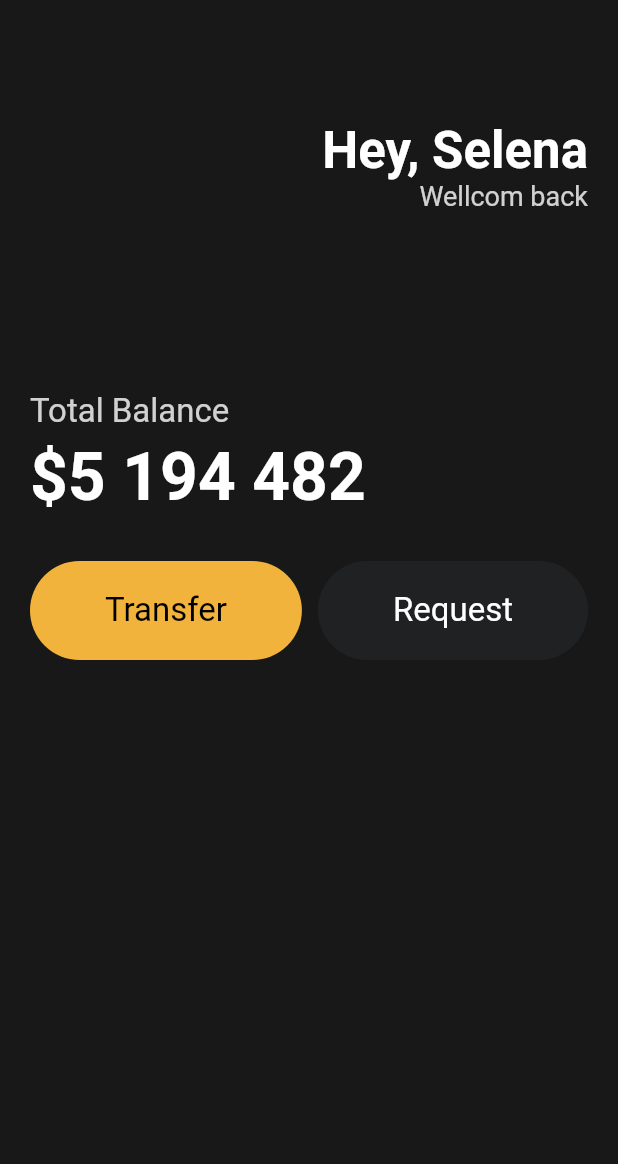
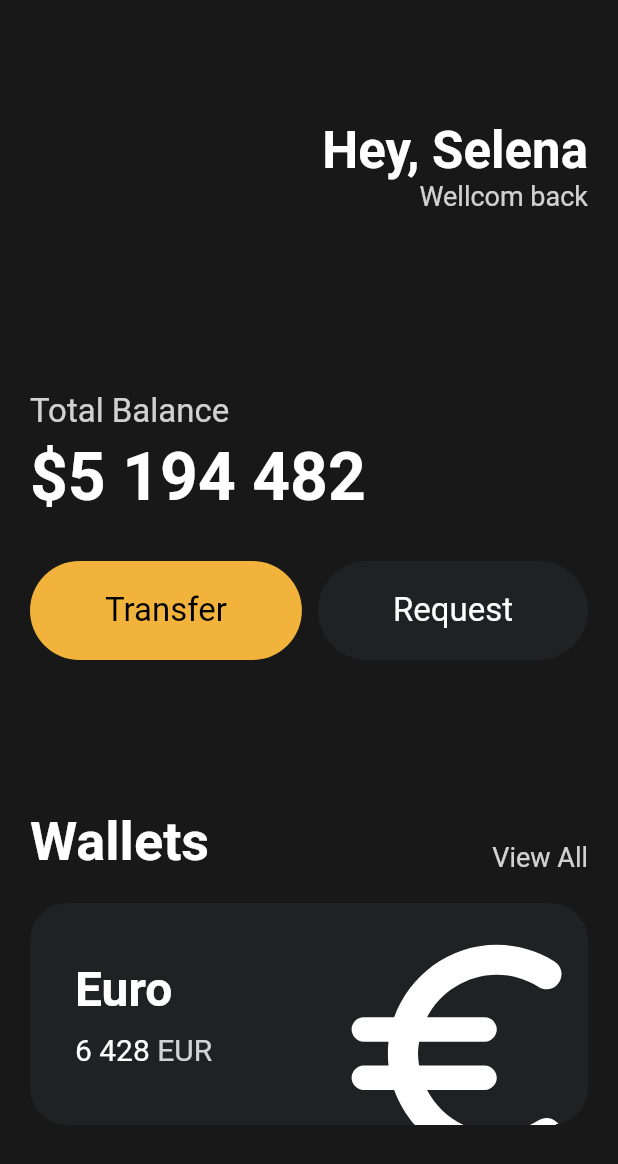
Before and after one commit to EoJin-Kim/flutter_test1, a Flutter app: the screen it shows after launch, on a phone screen of 412 x 824 dp. Shown: the top 1164 px of the screen. Run offline on Flutter 3.47's test engine with Material 2 defaults, Android fonts, the phone set to English and light mode, and no system bars.

Commit message:
Feat: 저장

```diff
--- a/lib/main.dart
+++ b/lib/main.dart
@@ -66,9 +66,98 @@ class MyApp extends StatelessWidget {
                   mainAxisAlignment: MainAxisAlignment.spaceBetween,
                   children: [
                     Button(text : 'Transfer', bgColor : Color(0xfff1b33b), textColor : Colors.black),
-                    Button(text : 'Request', bgColor : Color(0xff1f2123), textColor : Colors.white,)
+                    Button(text : 'Request', bgColor : Color(0xff1f2123), textColor : Colors.white,),
                   ],
-                )
+                ),
+                Row(
+                  children: [
+                    SizedBox(
+                      height: 100,
+                    ),
+                  ],
+                ),
+                Row(
+                  crossAxisAlignment: CrossAxisAlignment.end,
+                  mainAxisAlignment: MainAxisAlignment.spaceBetween,
+                  children: [
+                    Text("Wallets",
+                      style: TextStyle(
+                          color: Colors.white,fontSize: 36,fontWeight: FontWeight.w600
+                      ),
+                    ),
+                    Text("View All",
+                    style: TextStyle(
+                      color: Colors.white.withOpacity(0.8),
+                      fontSize: 18,
+                    ),)
+                  ],
+                ),
+                Row(
+                  children: [
+                    SizedBox(
+                      height: 20,
+                    ),
+
+                  ],
+                ),
+                Container(
+                  clipBehavior: Clip.hardEdge,
+                    decoration: BoxDecoration(
+                        color: Color(0xff1f2123),
+                      borderRadius: BorderRadius.circular(25),
+                    ),
+                    child: Padding(
+                      padding: const EdgeInsets.all(30),
+                      child: Row(
+                        mainAxisAlignment: MainAxisAlignment.spaceBetween,
+                        children: [
+                          Column(
+                            crossAxisAlignment: CrossAxisAlignment.start,
+                            children: [
+                              Text("Euro",
+                                style: TextStyle(
+                                  color: Colors.white,
+                                  fontSize: 32,
+                                  fontWeight: FontWeight.w600,
+                                ),
+                              ),
+                              SizedBox(height: 10),
+                              Row(
+
+                                children: [
+                                  Text("6 428",
+                                    style: TextStyle(
+                                      color: Colors.white,
+                                      fontSize: 20,
+                                    ),
+                                  ),
+                                  SizedBox(
+                                    width: 5,
+                                  ),
+                                  Text("EUR",
+                                    style: TextStyle(
+                                    color: Colors.white.withOpacity(0.8),
+                                    fontSize: 20,
+                                  ),
+                                  ),
+                                ],
+                              )
+                            ],
+                          ),
+                          Transform.scale(
+                            scale: 2.2,
+                            child: Transform.translate(
+                              offset: Offset(-5, 12),
+                              child: Icon(Icons.euro_symbol_rounded,
+                                color: Colors.white,
+                                size: 88,
+                              ),
+                            ),
+                          )
+                        ],
+                      ),
+                    )
+                ),
               ],
             ),
           )),
```
